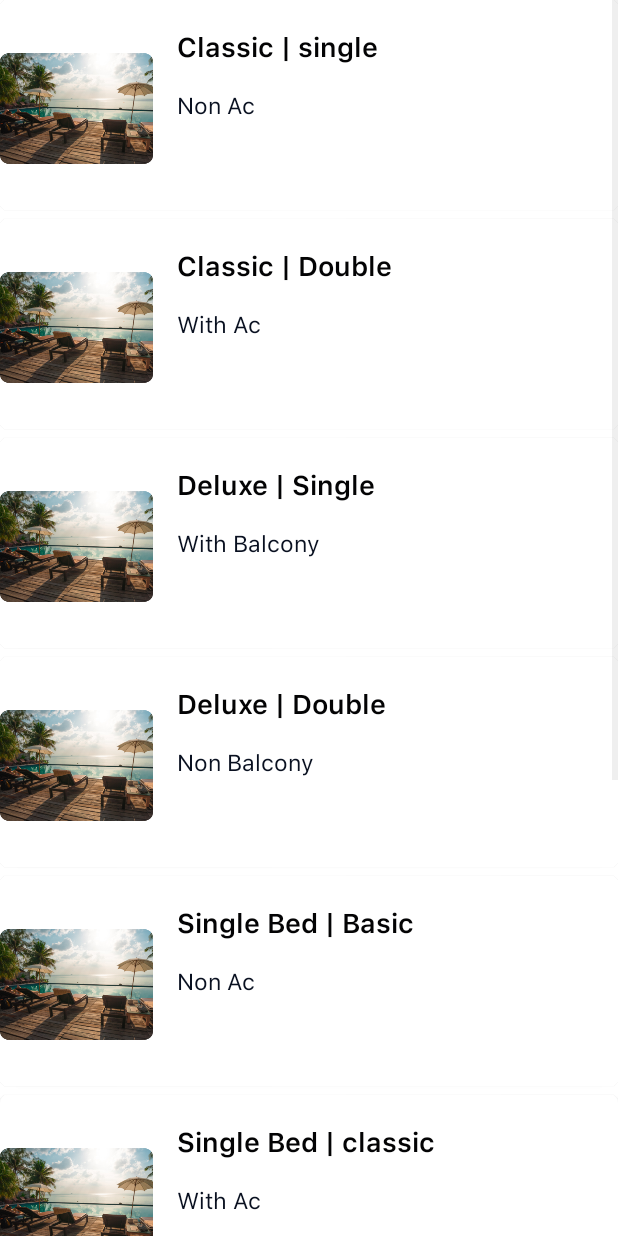
After one commit to TusharAgrawal07/Smartzzy, an Android app: the Room_Activity screen opened directly, with no data from a screen before it, on a phone screen of 412 x 824 dp. The commit adds this screen. Run offline under Robolectric (Android 15) with nearby library versions, the phone set to English and light mode, and no system bars; Roboto replaces fonts that are not available here.

Commit message:
Adding room

```diff
--- /dev/null
+++ b/app/src/main/java/com/example/diucity/Adapter/RoomAdapter.java
@@ -0,0 +1,42 @@
+package com.example.diucity.Adapter;
+
+import android.content.Context;
+import android.view.LayoutInflater;
+import android.view.View;
+import android.view.ViewGroup;
+import android.widget.ArrayAdapter;
+import android.widget.ImageView;
+import android.widget.TextView;
+
+import androidx.annotation.NonNull;
+import androidx.annotation.Nullable;
+
+import com.example.diucity.R;
+import com.example.diucity.model.Room_details;
+
+import java.util.ArrayList;
+
+public class RoomAdapter extends ArrayAdapter<Room_details> {
+
+    public RoomAdapter(@NonNull Context context, ArrayList<Room_details>  room_list) {
+        super(context, 0,  room_list);
+    }
+
+    @NonNull
+    @Override
+    public View getView(int position, @Nullable View convertView, @NonNull ViewGroup parent) {
+        View listitemView = convertView;
+        if (listitemView == null) {
+            // Layout Inflater inflates each item to be displayed in GridView.
+            listitemView = LayoutInflater.from(getContext()).inflate(R.layout.card_view, parent, false);
+        }
+        Room_details roomModel = getItem(position);
+        TextView roomName = listitemView.findViewById(R.id.room_name);
+        TextView roomType = listitemView.findViewById(R.id.roomType);
+        ImageView roomImage = listitemView.findViewById(R.id.room_image);
+        roomName.setText(roomModel.getRoomName());
+        roomType.setText(roomModel.getRoomType());
+        roomImage.setImageResource(roomModel.getImageUrl());
+        return listitemView;
+    }
+}
--- a/app/src/main/java/com/example/diucity/Hotels/DetailsActivity.java
+++ b/app/src/main/java/com/example/diucity/Hotels/DetailsActivity.java
@@ -2,7 +2,9 @@ package com.example.diucity.Hotels;
 
 import androidx.appcompat.app.AppCompatActivity;
 
+import android.content.Intent;
 import android.os.Bundle;
+import android.view.View;
 import android.widget.ImageView;
 import android.widget.TextView;
 
@@ -28,4 +30,9 @@ public class DetailsActivity extends AppCompatActivity {
         prizeView.setText(getIntent().getStringExtra("prize_hotel"));
         imageView.setImageResource(getIntent().getExtras().getInt("hotelname",0));
     }
+
+    public void room_btn(View view) {
+        Intent room_i = new Intent(this,Room_Activity.class);
+        startActivity(room_i);
+    }
 }
--- a/app/src/main/java/com/example/diucity/Hotels/Recommended_details.java
+++ b/app/src/main/java/com/example/diucity/Hotels/Recommended_details.java
@@ -2,7 +2,9 @@ package com.example.diucity.Hotels;
 
 import androidx.appcompat.app.AppCompatActivity;
 
+import android.content.Intent;
 import android.os.Bundle;
+import android.view.View;
 import android.widget.ImageView;
 import android.widget.TextView;
 
@@ -24,11 +26,16 @@ public class Recommended_details extends AppCompatActivity {
         placeView  =findViewById(R.id.Restaurant_place);
         //ratingView = findViewById(R.id.rating);
 
-
         nameView.setText(getIntent().getStringExtra("name_hotel"));
         //prizeView.setText(getIntent().getStringExtra("prize_hotel"));
         imageView.setImageResource(getIntent().getExtras().getInt("hotelname",0));
-       // ratingView.setText(getIntent().getStringExtra("rating_hotel"));
+        //ratingView.setText(getIntent().getStringExtra("rating_hotel"));
         placeView.setText(getIntent().getStringExtra("place_hotel"));
+
+    }
+
+    public void click_visit(View view) {
+        Intent i = new Intent(this,Room_Activity.class);
+        startActivity(i);
     }
 }
--- /dev/null
+++ b/app/src/main/java/com/example/diucity/Hotels/Room_Activity.java
@@ -0,0 +1,41 @@
+package com.example.diucity.Hotels;
+
+import androidx.appcompat.app.AppCompatActivity;
+
+import android.os.Bundle;
+import android.widget.GridView;
+
+import com.example.diucity.Adapter.RoomAdapter;
+import com.example.diucity.R;
+import com.example.diucity.model.Room_details;
+
+import java.util.ArrayList;
+
+public class Room_Activity extends AppCompatActivity {
+
+
+    GridView roomview;
+    @Override
+    protected void onCreate(Bundle savedInstanceState) {
+        super.onCreate(savedInstanceState);
+        setContentView(R.layout.activity_room);
+
+        roomview = findViewById(R.id.roomsId);
+        ArrayList<Room_details> room_list = new ArrayList<>();
+
+        room_list.add(new Room_details("Classic | single", "Non Ac", "1199 Rs.", R.drawable.hotel1));
+        room_list.add(new Room_details("Classic | Double", "With Ac", "1599 Rs.", R.drawable.hotel1));
+        room_list.add(new Room_details("Deluxe | Single", "With Balcony", "1199 Rs.", R.drawable.hotel1));
+        room_list.add(new Room_details("Deluxe | Double", "Non Balcony", "1199 Rs.", R.drawable.hotel1));
+        room_list.add(new Room_details("Single Bed | Basic", "Non Ac", "1199 Rs.", R.drawable.hotel1));
+        room_list.add(new Room_details("Single Bed | classic", "With Ac", "1199 Rs.", R.drawable.hotel1));
+        room_list.add(new Room_details("Double Bed | Basic", "Non Ac", "1199 Rs.", R.drawable.hotel1));
+        room_list.add(new Room_details("Single Bed | classic", "Non Ac", "1199 Rs.", R.drawable.hotel1));
+        room_list.add(new Room_details("Classic (2x)", "Non Ac", "1199 Rs.", R.drawable.hotel1));
+
+
+        RoomAdapter adapter = new RoomAdapter(this,room_list);
+        roomview.setAdapter(adapter);
+
+    }
+}
--- /dev/null
+++ b/app/src/main/java/com/example/diucity/model/Room_details.java
@@ -0,0 +1,47 @@
+package com.example.diucity.model;
+
+public class Room_details {
+    String roomName;
+    String roomType;
+    String price;
+    Integer imageUrl;
+
+    public Room_details(String roomName, String roomType, String price, Integer imageUrl) {
+        this.roomName = roomName;
+        this.roomType = roomType;
+        this.price = price;
+        this.imageUrl = imageUrl;
+    }
+
+    public String getRoomName() {
+        return roomName;
+    }
+
+    public void setRoomName(String roomName) {
+        this.roomName = roomName;
+    }
+
+    public String getRoomType() {
+        return roomType;
+    }
+
+    public void setRoomType(String roomType) {
+        this.roomType = roomType;
+    }
+
+    public String getPrice() {
+        return price;
+    }
+
+    public void setPrice(String price) {
+        this.price = price;
+    }
+
+    public Integer getImageUrl() {
+        return imageUrl;
+    }
+
+    public void setImageUrl(Integer imageUrl) {
+        this.imageUrl = imageUrl;
+    }
+}
--- /dev/null
+++ b/app/src/main/res/layout/activity_room.xml
@@ -0,0 +1,19 @@
+<?xml version="1.0" encoding="utf-8"?>
+<androidx.constraintlayout.widget.ConstraintLayout xmlns:android="http://schemas.android.com/apk/res/android"
+    xmlns:app="http://schemas.android.com/apk/res-auto"
+    xmlns:tools="http://schemas.android.com/tools"
+    android:layout_width="match_parent"
+    android:layout_height="match_parent"
+    tools:context=".Hotels.Room_Activity">
+
+
+
+    <GridView
+        android:id="@+id/roomsId"
+        android:layout_width="match_parent"
+        android:layout_height="match_parent"
+        android:horizontalSpacing="6dp"
+        android:numColumns="1"
+        android:verticalSpacing="6dp" />
+
+</androidx.constraintlayout.widget.ConstraintLayout>
--- /dev/null
+++ b/app/src/main/res/layout/card_view.xml
@@ -0,0 +1,55 @@
+<?xml version="1.0" encoding="utf-8"?>
+<androidx.cardview.widget.CardView xmlns:android="http://schemas.android.com/apk/res/android"
+    android:layout_width="match_parent"
+    android:layout_height="140dp"
+    xmlns:app="http://schemas.android.com/apk/res-auto"
+    xmlns:tools="http://schemas.android.com/tools"
+    android:layout_gravity="center"
+    android:layout_margin="5dp"
+    app:cardCornerRadius="5dp"
+    app:cardElevation="2dp">
+
+    <androidx.constraintlayout.widget.ConstraintLayout
+        android:layout_width="match_parent"
+        android:layout_height="match_parent"
+        android:paddingTop="10dp"
+        android:paddingBottom="5dp">
+
+
+        <ImageView
+            android:id="@+id/room_image"
+            android:layout_width="102dp"
+            android:layout_height="match_parent"
+            android:adjustViewBounds="true"
+            app:layout_constraintStart_toStartOf="parent"
+            app:layout_constraintTop_toTopOf="parent"
+            android:src="@drawable/hotel4" />
+
+
+        <TextView
+            android:id="@+id/roomType"
+            android:layout_width="0dp"
+            android:layout_height="wrap_content"
+            android:layout_marginTop="16dp"
+            android:fontFamily="@font/regular"
+            android:textColor="#091020"
+            android:textSize="15sp"
+            app:layout_constraintStart_toStartOf="@+id/room_name"
+            app:layout_constraintTop_toBottomOf="@+id/room_name" />
+
+        <TextView
+            android:id="@+id/room_name"
+            android:layout_width="wrap_content"
+            android:layout_height="wrap_content"
+            android:layout_marginStart="16dp"
+            android:layout_marginTop="8dp"
+            android:fontFamily="@font/semibold"
+            android:textColor="@color/colorAccent"
+            android:textSize="18sp"
+            app:layout_constraintStart_toEndOf="@+id/room_image"
+            app:layout_constraintTop_toTopOf="parent"
+            android:layout_marginLeft="16dp" />
+
+
+    </androidx.constraintlayout.widget.ConstraintLayout>
+</androidx.cardview.widget.CardView>
--- a/app/src/main/res/layout/details.xml
+++ b/app/src/main/res/layout/details.xml
@@ -43,7 +43,8 @@
                             android:layout_marginLeft="10dp"
                             android:layout_marginTop="10dp"
                             android:paddingRight="5dp"
-                            app:srcCompat="@drawable/ic_keyboard_arrow_left_black_24dp" />
+                            app:srcCompat="@drawable/ic_keyboard_arrow_left_black_24dp"
+                            tools:ignore="VectorDrawableCompat" />
 
                     </RelativeLayout>
 
@@ -433,10 +434,11 @@
                                 android:layout_height="80dp"
                                 android:fontFamily="@font/belgrano"
                                 android:padding="5dp"
-                                android:text="Book now"
+                                android:text="Rooms"
                                 android:textAllCaps="true"
                                 android:textColor="#fff"
-                                android:textSize="20sp" />
+                                android:textSize="20sp"
+                                android:onClick="room_btn"/>
 
 
                             <TextView
--- a/app/src/main/res/layout/hotel_main_page.xml
+++ b/app/src/main/res/layout/hotel_main_page.xml
@@ -29,7 +29,8 @@
                 android:textColor="#272677"
                 android:textSize="24sp"
                 app:layout_constraintStart_toStartOf="parent"
-                app:layout_constraintTop_toTopOf="parent" />
+                app:layout_constraintTop_toTopOf="parent"
+                android:layout_marginLeft="16dp" />
 
             <ImageView
                 android:id="@+id/imageView2"
@@ -40,7 +41,7 @@
                 android:layout_marginTop="25dp"
                 android:layout_marginRight="23dp"
                 app:srcCompat="@drawable/ic_notification"
-                tools:ignore="MissingConstraints">
+                tools:ignore="MissingConstraints,VectorDrawableCompat">
 
             </ImageView>
         </RelativeLayout>
--- a/app/src/main/res/layout/recommende_row_item.xml
+++ b/app/src/main/res/layout/recommende_row_item.xml
@@ -49,7 +49,8 @@
             android:textColor="#FF6813"
             android:textSize="12sp"
             app:layout_constraintBottom_toBottomOf="@+id/imageView4"
-            app:layout_constraintEnd_toEndOf="parent" />
+            app:layout_constraintEnd_toEndOf="parent"
+            tools:ignore="RtlCompat" />
 
         <TextView
             android:id="@+id/restorant_name"
@@ -62,7 +63,8 @@
             android:textColor="#F06941"
             android:textSize="18sp"
             app:layout_constraintStart_toEndOf="@+id/h_image"
-            app:layout_constraintTop_toTopOf="parent" />
+            app:layout_constraintTop_toTopOf="parent"
+            android:layout_marginLeft="16dp" />
 
         <TextView
             android:id="@+id/rating"
@@ -74,7 +76,8 @@
             android:textColor="#091020"
             app:layout_constraintBottom_toBottomOf="@+id/imageView4"
             app:layout_constraintStart_toEndOf="@+id/imageView4"
-            app:layout_constraintTop_toTopOf="@+id/imageView4" />
+            app:layout_constraintTop_toTopOf="@+id/imageView4"
+            android:layout_marginLeft="1dp" />
 
         <ImageView
             android:id="@+id/imageView4"
@@ -84,7 +87,8 @@
             app:layout_constraintBottom_toBottomOf="parent"
             app:layout_constraintStart_toStartOf="@+id/place_name"
             app:layout_constraintTop_toBottomOf="@+id/place_name"
-            app:srcCompat="@drawable/ic_star_black_24dp" />
+            app:srcCompat="@drawable/ic_star_black_24dp"
+            tools:ignore="VectorDrawableCompat" />
 
     </androidx.constraintlayout.widget.ConstraintLayout>
 </androidx.cardview.widget.CardView>
--- a/app/src/main/res/layout/recommended_details.xml
+++ b/app/src/main/res/layout/recommended_details.xml
@@ -434,7 +434,8 @@
                                 android:gravity="center"
                                 android:text="Visit Now"
                                 android:textSize="20sp"
-                                android:background="@drawable/button_bg"/>
+                                android:background="@drawable/button_bg"
+                                android:onClick="click_visit"/>
 
 
                         </LinearLayout>
```
Also changed, not shown: app/src/main/AndroidManifest.xml (+9 -5 lines), app/src/main/res/values/strings.xml (+1 -22 lines).
